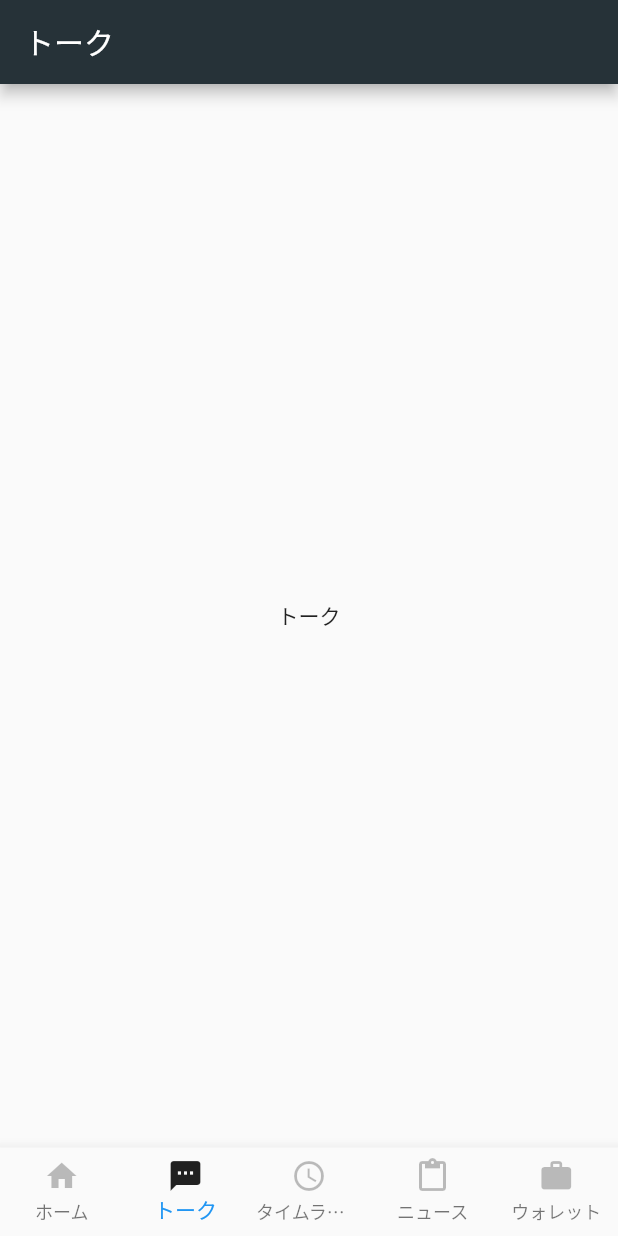
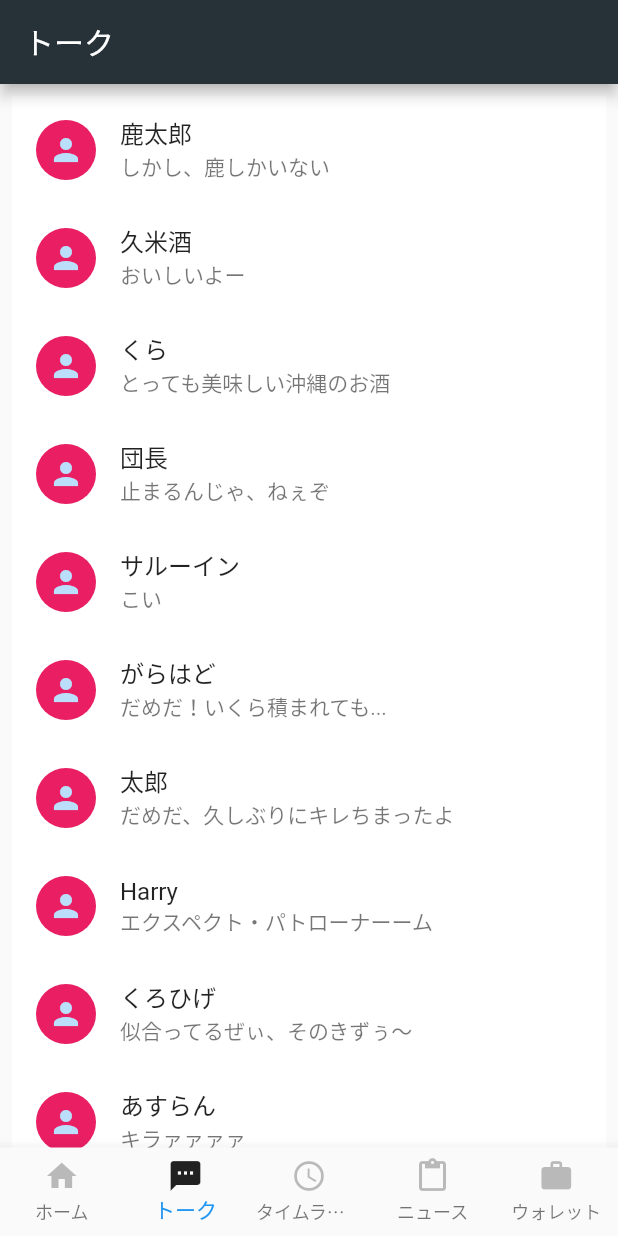
Before and after one commit to wakamori-k/learning-flutter, a Flutter app: the screen it shows after launch, item 2 of the bottom bar chosen, on a phone screen of 412 x 824 dp. Run offline on Flutter 3.47's test engine with Material 2 defaults, Android fonts, the phone set to English and light mode, and no system bars; drawn by our look-alikes of flutter_slidable.

Commit message:
Update talk scene

```diff
--- a/simple_app/lib/routes/talk_route.dart
+++ b/simple_app/lib/routes/talk_route.dart
@@ -1,4 +1,5 @@
 import 'package:flutter/material.dart';
+import 'package:simple_app/tile.dart';
 
 class Talk extends StatelessWidget {
   @override
@@ -7,7 +8,41 @@ class Talk extends StatelessWidget {
         appBar: AppBar(
             title: Text("トーク")
         ),
-        body: Center(child: Text("トーク"))
+        body: ListView(
+          padding: const EdgeInsets.all(8),
+          children: <Widget>[
+            Tile(
+              icon: Icons.person,
+              username: "鹿太郎",
+              message: "しかし、鹿しかいない",
+            ),
+            Tile(
+              icon: Icons.person,
+              username: "久米酒",
+              message: "おいしいよー",
+            ),
+            Tile(icon: Icons.person, username: "くら", message: "とっても美味しい沖縄のお酒"),
+            Tile(icon: Icons.person, username: "団長", message: "止まるんじゃ、ねぇぞ"),
+            Tile(icon: Icons.person, username: "サルーイン", message: "こい"),
+            Tile(
+                icon: Icons.person,
+                username: "がらはど",
+                message: "だめだ！いくら積まれても..."),
+            Tile(
+                icon: Icons.person,
+                username: "太郎",
+                message: "だめだ、久しぶりにキレちまったよ"),
+            Tile(
+                icon: Icons.person,
+                username: "Harry",
+                message: "エクスペクト・パトローナーーム"),
+            Tile(
+                icon: Icons.person,
+                username: "くろひげ",
+                message: "似合ってるぜぃ、そのきずぅ〜"),
+            Tile(icon: Icons.person, username: "あすらん", message: "キラァァァァ"),
+            Tile(icon: Icons.person, username: "知人B", message: "1.14 release !"),
+        ]),
     );
   }
 }
--- /dev/null
+++ b/simple_app/lib/tile.dart
@@ -0,0 +1,64 @@
+import 'package:flutter/material.dart';
+import 'package:flutter_slidable/flutter_slidable.dart';
+
+class Tile extends StatelessWidget {
+  IconData icon;
+  String username;
+  String message;
+
+  Tile({IconData icon, String username, String message}) {
+    this.icon = icon;
+    this.username = username;
+    this.message = message;
+  }
+
+  @override
+  Widget build(BuildContext context) {
+    return Slidable(
+      actionPane: SlidableDrawerActionPane(),
+      actionExtentRatio: 0.20,
+      child: Container(
+        color: Colors.white,
+        child: ListTile(
+          leading: CircleAvatar(
+            child: Icon(this.icon),
+            backgroundColor: Colors.pink,
+          ),
+          title: Text(this.username),
+          subtitle: Text(this.message),
+          onTap: () => {},
+        )
+      ),
+      actions: <Widget>[
+        IconSlideAction(
+          color: Colors.blue,
+            icon: Icons.flash_off,
+            onTap: () => {},
+        ),
+        IconSlideAction(
+          color: Colors.indigo,
+            icon: Icons.volume_off,
+          onTap: () => {},
+        ),
+      ],
+      secondaryActions: <Widget>[
+        IconSlideAction(
+          color: Colors.black45,
+          iconWidget: Text(
+            "非表示",
+            style: TextStyle(color: Colors.white),
+          ),
+          onTap: () => {},
+        ),
+        IconSlideAction(
+          color: Colors.red,
+          iconWidget: Text(
+            "削除",
+            style: TextStyle(color: Colors.white),
+          ),
+          onTap: () => {},
+        )
+      ],
+    );
+  }
+}
--- a/simple_app/pubspec.yaml
+++ b/simple_app/pubspec.yaml
@@ -23,6 +23,8 @@ environment:
 dependencies:
   flutter:
     sdk: flutter
+
+  flutter_slidable: "^0.5.5"
 
 
   # The following adds the Cupertino Icons font to your application.
```
Also changed, not shown: simple_app/pubspec.lock.
